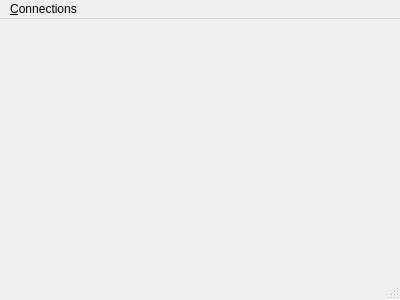
Qt form mainwindow.ui (tnightingale/COMMAudio) before a commit.
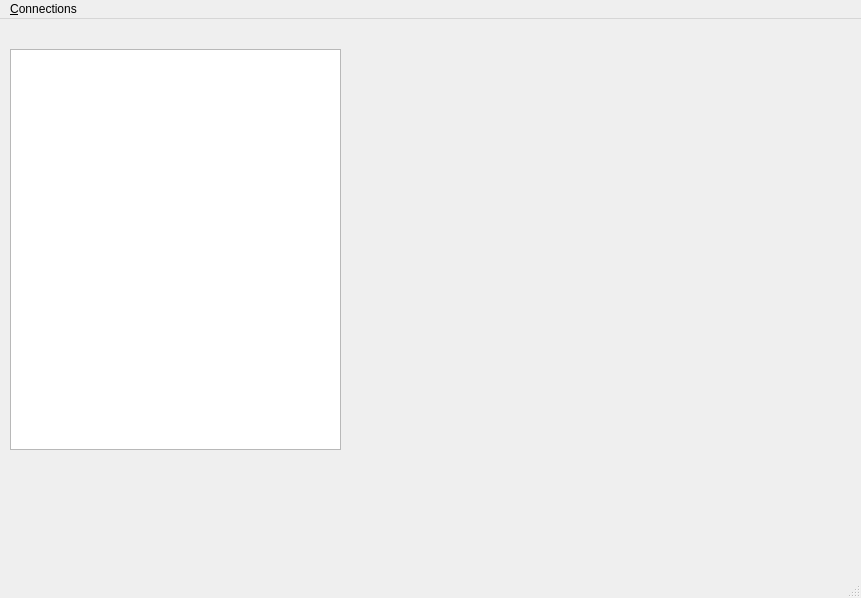
The same form after that commit.

Patch:
```diff
--- a/mainwindow.ui
+++ b/mainwindow.ui
@@ -6,21 +6,32 @@
    <rect>
     <x>0</x>
     <y>0</y>
-    <width>400</width>
-    <height>300</height>
+    <width>861</width>
+    <height>598</height>
    </rect>
   </property>
   <property name="windowTitle">
    <string>Need a fancy program name and icon</string>
   </property>
-  <widget class="QWidget" name="centralWidget"/>
+  <widget class="QWidget" name="centralWidget">
+   <widget class="QListWidget" name="clientListWidget">
+    <property name="geometry">
+     <rect>
+      <x>10</x>
+      <y>30</y>
+      <width>331</width>
+      <height>401</height>
+     </rect>
+    </property>
+   </widget>
+  </widget>
   <widget class="QMenuBar" name="menuBar">
    <property name="geometry">
     <rect>
      <x>0</x>
      <y>0</y>
-     <width>400</width>
-     <height>21</height>
+     <width>861</width>
+     <height>26</height>
     </rect>
    </property>
    <widget class="QMenu" name="menuConnections">
```
